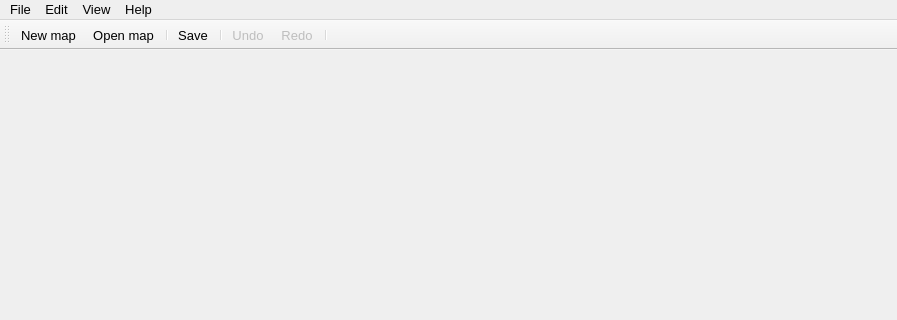
Above: src/gui/window/window.ui from albin-johansson/tactile before the change; both pictures show x 0 to 897 and y 0 to 320 of the 897 by 600 pixel window. Below: the same form after it.
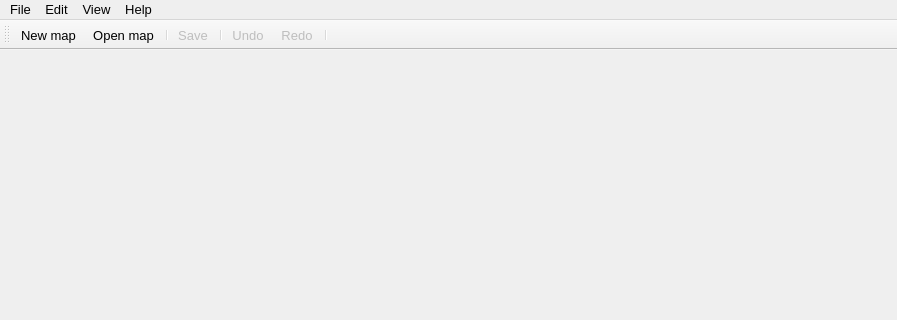
That is the form after the change. Icons and pictures are not drawn.

Commit message: Implement actions correctly being enabled/disabled

What changed in the file:
```diff
--- a/src/gui/window/window.ui
+++ b/src/gui/window/window.ui
@@ -235,6 +235,9 @@
    </property>
   </action>
   <action name="action_save">
+   <property name="enabled">
+    <bool>false</bool>
+   </property>
    <property name="icon">
     <iconset resource="../../tactile.qrc">
      <normaloff>:/resources/icons/icons8/color/64/save.png</normaloff>:/resources/icons/icons8/color/64/save.png</iconset>
```
Left out of the diff: 62 changed lines with no effect on the pictures. The commit also changes 4 other files.
